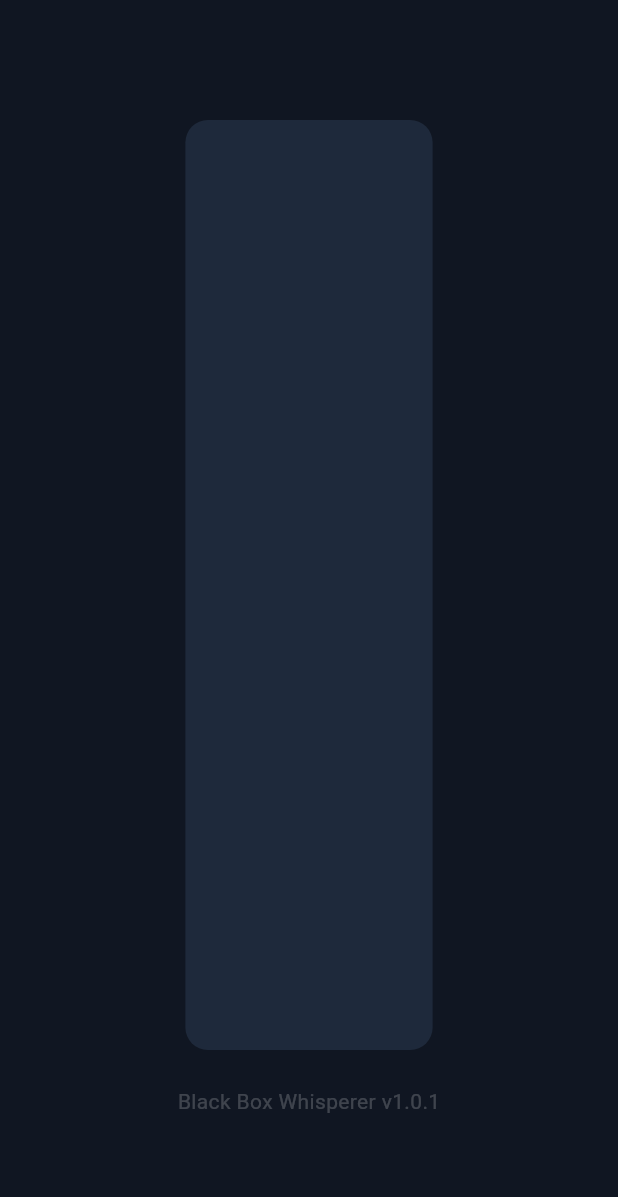
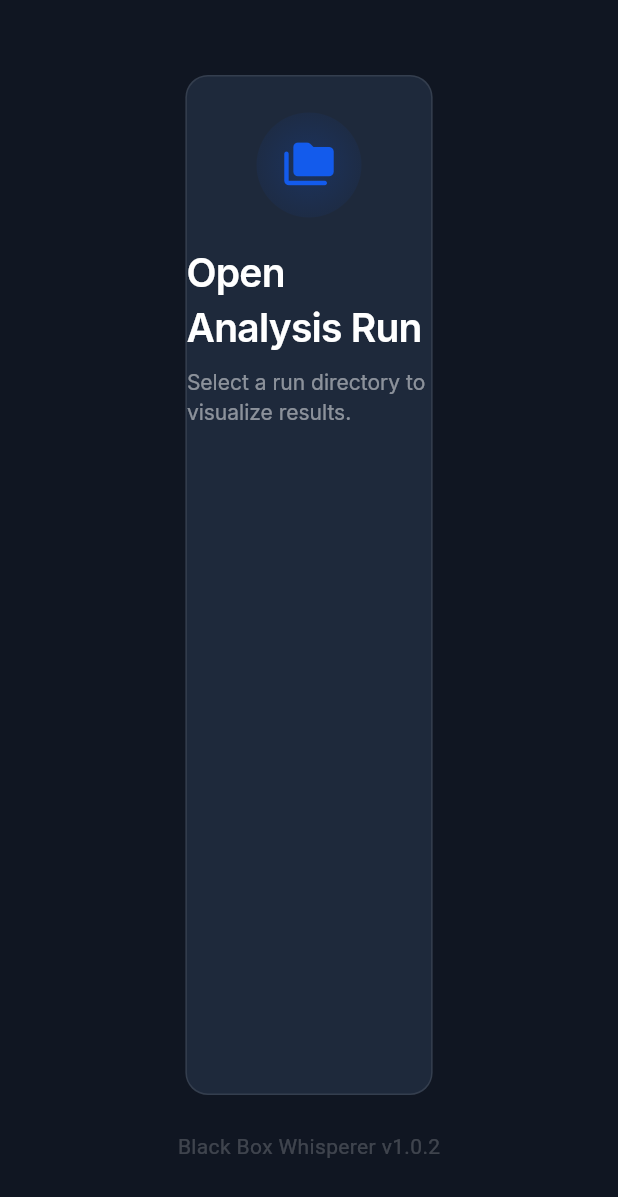
Before and after one commit to P-and-A-Dev/BlackBoxWhisperer, a Flutter app: the screen it shows after launch, on a phone screen of 412 x 824 dp. Shown: the top 1197 px of the screen. Run offline on Flutter 3.47's test engine with Material 3 defaults, Android fonts, the phone set to English and light mode, and no system bars; our stand-ins replace flutter_riverpod, google_fonts, package_info_plus.

Commit message:
feat: add `PickerHeader` and `AppText` components with `google_fonts` integration
- Update dependencies: add `google_fonts`, bump `flutter_riverpod` to v3.2.1, and update Flutter SDK constraints.
- Introduce `AppText` common widget and `AppTextType` utility for consistent typography using Google Fonts (Inter).
- Add `PickerHeader` widget to `run_picker_screen` with a styled folder icon and text labels.
- Refactor `RunPickerScreen` to include the new header, add a border to the container, and adjust layout padding.
- Define a new `primary` color in `AppColors`.

```diff
--- a/ui/lib/pages/run_picker_screen.dart
+++ b/ui/lib/pages/run_picker_screen.dart
@@ -1,5 +1,5 @@
 import 'package:blackbox_ui/widgets/run_picker_screen/container_loader.dart';
-import 'package:blackbox_ui/pages/picker_header.dart';
+import 'package:blackbox_ui/widgets/run_picker_screen/picker_header.dart';
 import 'package:blackbox_ui/utils/app_colors.dart';
 import 'package:blackbox_ui/widgets/run_picker_screen/build_info_bar.dart';
 import 'package:flutter/material.dart';
@@ -15,7 +15,7 @@ class _RunPickerScreenState extends State<RunPickerScreen> {
   @override
   Widget build(BuildContext context) {
     return Padding(
-      padding: const EdgeInsets.symmetric(vertical: 80.0),
+      padding: const EdgeInsets.symmetric(vertical: 50.0),
       child: Center(
         child: Column(
           children: [
@@ -23,13 +23,16 @@ class _RunPickerScreenState extends State<RunPickerScreen> {
               child: Stack(
                 children: [
                   Container(
-                    width: MediaQuery
-                        .of(context)
-                        .size
-                        .width / 10 * 4,
+                    width: MediaQuery.of(context).size.width / 10 * 4,
                     decoration: BoxDecoration(
                       color: AppColors.foreground,
                       borderRadius: .circular(15),
+                      border: Border.all(color: Colors.white.withAlpha(25)),
+                    ),
+                    child: Column(
+                      children: [
+                        PickerHeader(),
+                      ],
                     ),
                   ),
                   ContainerLoader(),
--- a/ui/lib/utils/app_colors.dart
+++ b/ui/lib/utils/app_colors.dart
@@ -3,4 +3,5 @@ import 'dart:ui';
 class AppColors {
   static const background = Color(0xFF101622);
   static const foreground = Color(0xFF1E293B);
+  static const primary = Color(0xFF135BEC);
 }
--- /dev/null
+++ b/ui/lib/utils/app_text_type.dart
@@ -0,0 +1,5 @@
+enum AppTextType {
+  title,
+  subTitle,
+  info,
+}
--- a/ui/lib/widgets/run_picker_screen/container_loader.dart
+++ b/ui/lib/widgets/run_picker_screen/container_loader.dart
@@ -30,10 +30,7 @@ class _ContainerLoaderState extends State<ContainerLoader> {
       curve: Curves.easeInOut,
       opacity: opacity,
       child: Container(
-        width: MediaQuery
-            .of(context)
-            .size
-            .width / 10 * 4,
+        width: MediaQuery.of(context).size.width / 10 * 4,
         decoration: BoxDecoration(
           color: AppColors.background,
           borderRadius: .circular(15),
--- /dev/null
+++ b/ui/lib/widgets/run_picker_screen/picker_header.dart
@@ -0,0 +1,53 @@
+import 'package:blackbox_ui/utils/app_colors.dart';
+import 'package:blackbox_ui/widgets/common/app_text.dart';
+import 'package:flutter/material.dart';
+
+class PickerHeader extends StatelessWidget {
+  const PickerHeader({
+    super.key,
+  });
+
+  @override
+  Widget build(BuildContext context) {
+    return Container(
+      padding: const .symmetric(vertical: 24),
+      child: Column(
+        children: [
+          Container(
+            padding: .all(17),
+            height: 70,
+            width: 70,
+            decoration: BoxDecoration(
+              borderRadius: .circular(250),
+              gradient: RadialGradient(
+                colors: [
+                  AppColors.primary.withAlpha(50),
+                  AppColors.primary.withAlpha(15),
+                ],
+              ),
+            ),
+            child: FittedBox(
+              child: Icon(
+                Icons.folder_copy_rounded,
+                color: AppColors.primary,
+              ),
+            ),
+          ),
+          SizedBox(height: 18),
+          AppText(
+            "Open Analysis Run",
+            type: .title,
+            fontSize: 26,
+            letterSpacing: -0.5,
+          ),
+          SizedBox(height: 8),
+          AppText(
+            "Select a run directory to visualize results.",
+            type: .subTitle,
+            fontSize: 14,
+          ),
+        ],
+      ),
+    );
+  }
+}
--- a/ui/pubspec.yaml
+++ b/ui/pubspec.yaml
@@ -16,7 +16,7 @@ publish_to: 'none' # Remove this line if you wish to publish to pub.dev
 # https://developer.apple.com/library/archive/documentation/General/Reference/InfoPlistKeyReference/Articles/CoreFoundationKeys.html
 # In Windows, build-name is used as the major, minor, and patch parts
 # of the product and file versions while build-number is used as the build suffix.
-version: 1.0.1+1
+version: 1.0.2+1
 
 environment:
   sdk: ^3.10.7
@@ -36,6 +36,7 @@ dependencies:
   cupertino_icons: ^1.0.8
   flutter_riverpod: ^3.2.1
   package_info_plus: ^9.0.0
+  google_fonts: ^8.0.0
 
 dev_dependencies:
   flutter_test:
```
Also changed, not shown: ui/lib/widgets/common/app_text.dart (added, +37 -0 lines), ui/pubspec.lock.
